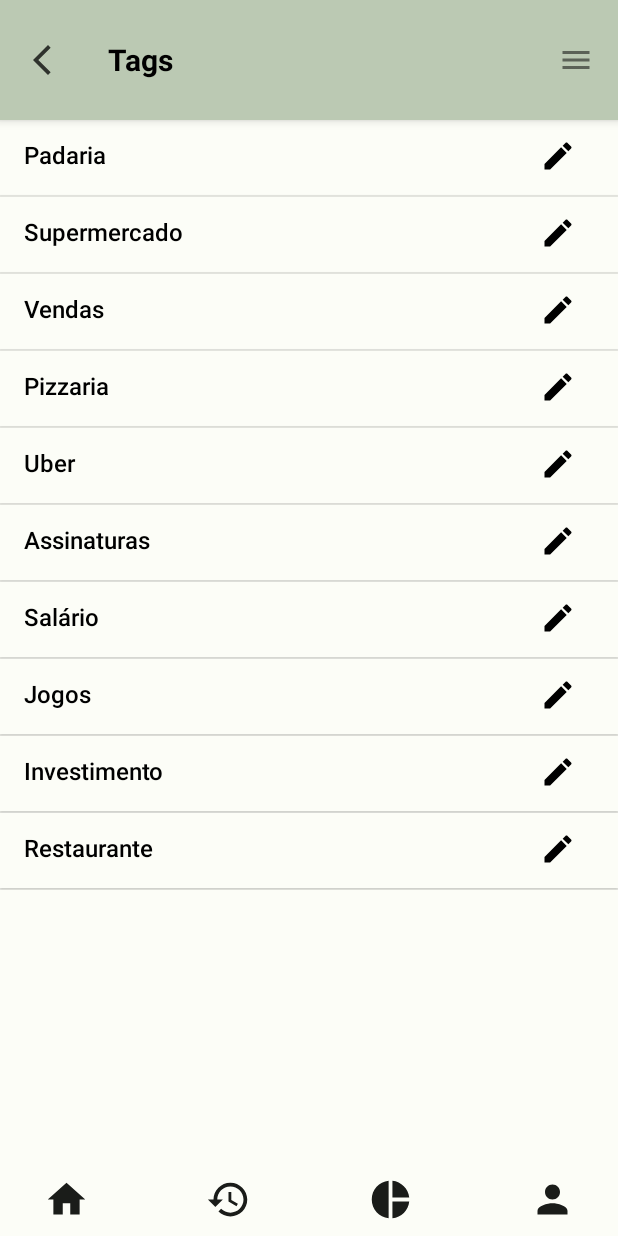
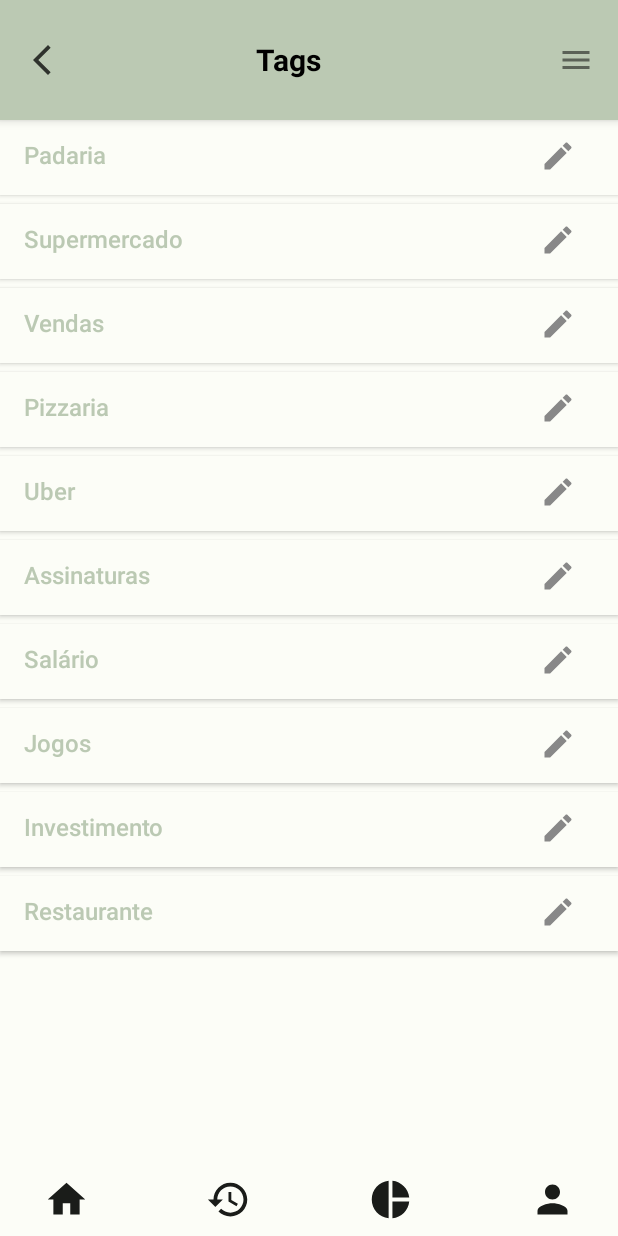
Before and after one commit to danpnx/percapita-app, an Android app built with Jetpack Compose: the @Preview function TagScreen_Preview, on a phone screen of 412 x 824 dp. Run offline under Robolectric (Android 15) with nearby library versions, the phone set to English and light mode, and no system bars.

Commit message:
pequenas mudanças na forma que o card de tags e visualizado na tela

```diff
--- a/androidApp/src/main/java/br/com/percapita/android/components/TagCard.kt
+++ b/androidApp/src/main/java/br/com/percapita/android/components/TagCard.kt
@@ -3,12 +3,15 @@ package br.com.percapita.android.components
 import androidx.compose.foundation.clickable
 import androidx.compose.foundation.layout.*
 import androidx.compose.material.MaterialTheme
+import androidx.compose.material.Icon
 import androidx.compose.material.icons.Icons
+import androidx.compose.material.icons.filled.Brightness4
 import androidx.compose.material.icons.filled.Edit
 import androidx.compose.material3.*
 import androidx.compose.runtime.Composable
 import androidx.compose.ui.Alignment
 import androidx.compose.ui.Modifier
+import androidx.compose.ui.graphics.Color
 import androidx.compose.ui.graphics.RectangleShape
 import androidx.compose.ui.text.font.FontWeight
 import androidx.compose.ui.tooling.preview.Preview
@@ -21,16 +24,16 @@ import br.com.percapita.model.Tag
 fun TagCard(
     tag: Tag
 ) {
-    MyApplicationTheme {
     Card(
         modifier = Modifier
             .fillMaxWidth()
-                .padding(bottom = 1.dp)
+            .padding(bottom = 6.dp)
             .height(50.dp),
         colors = CardDefaults.cardColors(MaterialTheme.colors.surface),
         shape = RectangleShape,
         elevation = CardDefaults.cardElevation(2.dp)
-        ) {
+    )
+        {
         Column(
             modifier = Modifier
                 .fillMaxWidth()
@@ -43,14 +46,16 @@ fun TagCard(
                         Text(
                             text = tag.tagName,
                             fontSize = 16.sp,
-                            fontWeight = FontWeight.SemiBold
+                            fontWeight = FontWeight.SemiBold,
+                            color = MaterialTheme.colors.onSurface
                         )
                     }
-                    val iconOptions = Icons.Filled.Edit
                     Spacer(modifier = Modifier.weight(1f))
                     IconButton(onClick = { }) {
-                        Icon(imageVector = iconOptions, contentDescription = "Editar")
-                    }
+                        Icon(
+                            Icons.Default.Edit,
+                            contentDescription = "Dark Mode",
+                            tint = Color.Gray)
                     }
                 }
             }
@@ -60,5 +65,15 @@ fun TagCard(
 @Composable
 @Preview
 fun TagCard_Preview() {
+    MyApplicationTheme(darkTheme = false) {
         TagCard(tag = Tag("1", "ifood"))
     }
+}
+
+@Composable
+@Preview
+fun TagCardDark_Preview() {
+    MyApplicationTheme(darkTheme = true) {
+        TagCard(tag = Tag("1", "ifood"))
+    }
+}
--- a/androidApp/src/main/java/br/com/percapita/android/components/TopBar.kt
+++ b/androidApp/src/main/java/br/com/percapita/android/components/TagTopBar.kt
@@ -9,6 +9,7 @@ import androidx.compose.material3.Text
 import androidx.compose.runtime.Composable
 import androidx.compose.ui.Modifier
 import androidx.compose.ui.text.font.FontWeight
+import androidx.compose.ui.text.style.TextAlign
 import androidx.compose.ui.tooling.preview.Preview
 import androidx.compose.ui.unit.dp
 import androidx.compose.ui.unit.sp
@@ -21,7 +22,9 @@ fun TopBar(title: String) {
             title = {Text(
                 text = title,
                 fontSize = 20.sp,
-                fontWeight = FontWeight.Bold
+                fontWeight = FontWeight.Bold,
+                textAlign = TextAlign.Center,
+                modifier = Modifier.width(240.dp)
             )},
             navigationIcon = {
                 IconButton(onClick = { }) {
```
Lines whose indentation alone changed are shown as unchanged.
